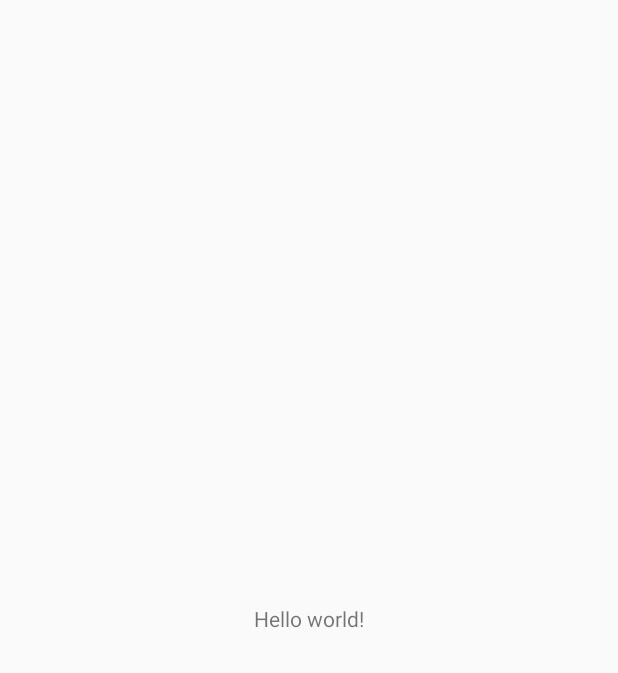
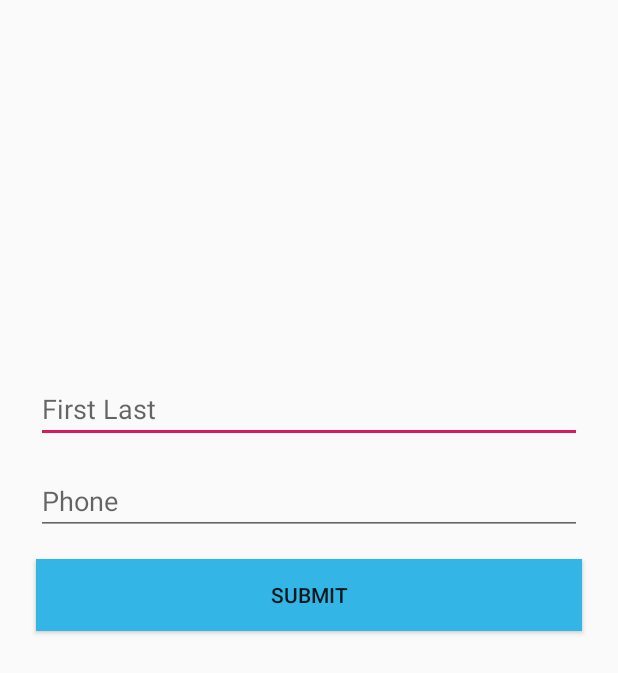
Before and after one commit to ryonryon/ciccc-android, an Android app: the AddContact screen opened directly, with no data from a screen before it, on a phone screen of 412 x 824 dp. Before the commit the part shown is almost empty. Shown: the top 673 px of the screen. Run offline under Robolectric (Android 15) with nearby library versions, the phone set to English and light mode, and no system bars.

Commit message:
add Addcontact text and button.

```diff
--- a/android/Assignment3ContantsApp/app/src/main/java/com/ryotogashi/assignment3contantsapp/activities/AddContact.java
+++ b/android/Assignment3ContantsApp/app/src/main/java/com/ryotogashi/assignment3contantsapp/activities/AddContact.java
@@ -2,14 +2,36 @@ package com.ryotogashi.assignment3contantsapp.activities;
 
 import android.support.v7.app.AppCompatActivity;
 import android.os.Bundle;
+import android.util.Log;
+import android.view.View;
+import android.widget.TextView;
 
 import com.ryotogashi.assignment3contantsapp.R;
 
 public class AddContact extends AppCompatActivity {
 
+    private TextView name;
+    private TextView phone;
+    public static final String TAG = AddContact.class.getSimpleName();
+
     @Override
     protected void onCreate(Bundle savedInstanceState) {
         super.onCreate(savedInstanceState);
         setContentView(R.layout.activity_add_contact);
+
+        name = findViewById(R.id.nameTV);
+        phone = findViewById(R.id.phoneTV);
+    }
+
+    public void submit_data(View view) {
+
+        String nameStr = name.getText().toString();
+        String phoneStr = phone.getText().toString();
+
+        Log.d(TAG, "name: " + nameStr);
+        Log.d(TAG, "phone: " + phoneStr);
+
+
+
     }
 }
--- a/android/Assignment3ContantsApp/app/src/main/res/layout/activity_add_contact.xml
+++ b/android/Assignment3ContantsApp/app/src/main/res/layout/activity_add_contact.xml
@@ -6,17 +6,45 @@
     android:layout_height="match_parent"
     tools:context=".activities.AddContact">
 
-    <TextView
-        android:id="@+id/textView"
-        android:layout_width="wrap_content"
+    <EditText
+        android:id="@+id/nameTV"
+        android:layout_width="0dp"
         android:layout_height="wrap_content"
-        android:layout_marginStart="8dp"
-        android:layout_marginTop="8dp"
-        android:layout_marginEnd="8dp"
-        android:layout_marginBottom="8dp"
-        android:text="Hello world!"
-        app:layout_constraintBottom_toBottomOf="parent"
+        android:layout_marginStart="24dp"
+        android:layout_marginTop="250dp"
+        android:layout_marginEnd="24dp"
+        android:ems="10"
+        android:hint="First Last"
+        android:inputType="textPersonName"
         app:layout_constraintEnd_toEndOf="parent"
         app:layout_constraintStart_toStartOf="parent"
         app:layout_constraintTop_toTopOf="parent" />
+
+    <EditText
+        android:id="@+id/phoneTV"
+        android:layout_width="0dp"
+        android:layout_height="wrap_content"
+        android:layout_marginStart="24dp"
+        android:layout_marginTop="16dp"
+        android:layout_marginEnd="24dp"
+        android:ems="10"
+        android:hint="Phone"
+        android:inputType="textPersonName"
+        app:layout_constraintEnd_toEndOf="parent"
+        app:layout_constraintStart_toStartOf="parent"
+        app:layout_constraintTop_toBottomOf="@+id/nameTV" />
+
+    <Button
+        android:id="@+id/button"
+        android:layout_width="0dp"
+        android:layout_height="wrap_content"
+        android:layout_marginStart="24dp"
+        android:layout_marginTop="16dp"
+        android:layout_marginEnd="24dp"
+        android:background="@android:color/holo_blue_light"
+        android:text="Submit"
+        android:onClick="submit_data"
+        app:layout_constraintEnd_toEndOf="parent"
+        app:layout_constraintStart_toStartOf="parent"
+        app:layout_constraintTop_toBottomOf="@+id/phoneTV" />
 </android.support.constraint.ConstraintLayout>
```
